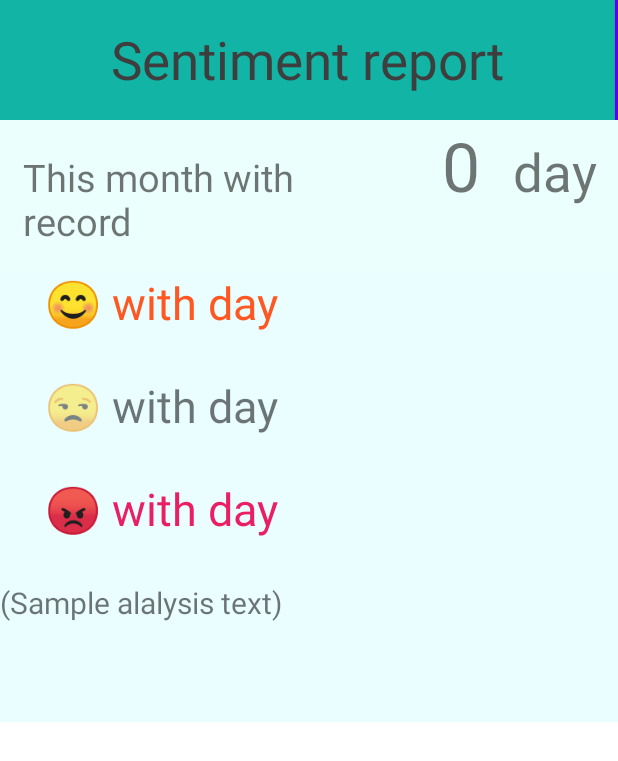
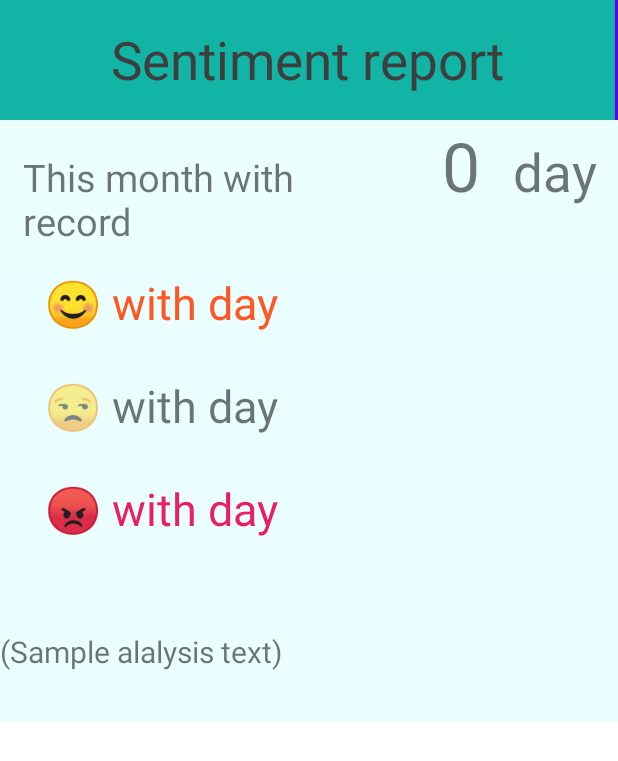
Before and after one commit to Noriiiko/Emotion-Management-App, an Android app: the layout activity_analyze_repo.xml on its own in the app's theme, with its tools: preview values and no code run, on a phone screen of 412 x 824 dp. Shown: the top 761 px of the screen. Run offline under Robolectric (Android 15) with nearby library versions, the phone set to English and light mode, and no system bars.

Commit message:
11.22 analyzerepo update

```diff
--- a/app/src/main/java/com/example/emomanager/AnalyzeRepo.java
+++ b/app/src/main/java/com/example/emomanager/AnalyzeRepo.java
@@ -10,5 +10,6 @@ public class AnalyzeRepo extends AppCompatActivity {
     protected void onCreate(Bundle savedInstanceState) {
         super.onCreate(savedInstanceState);
         setContentView(R.layout.activity_analyze_repo);
+
     }
 }
--- a/app/src/main/res/layout/activity_analyze_repo.xml
+++ b/app/src/main/res/layout/activity_analyze_repo.xml
@@ -31,7 +31,7 @@
             android:layout_weight="1"
             android:background="#FFFFFF"
             android:text="@string/repo_generation"
-            android:textColor="#000000" />
+            android:textColor="#757575" />
 
 
     </LinearLayout>
@@ -55,7 +55,7 @@
             android:textSize="25sp" />
 
         <TextView
-            android:id="@+id/textView"
+            android:id="@+id/record_amount"
             android:layout_width="0dp"
             android:layout_height="wrap_content"
             android:layout_weight="1"
@@ -64,7 +64,7 @@
             android:textSize="45sp" />
 
         <TextView
-            android:id="@+id/textView2"
+            android:id="@+id/record_day"
             android:layout_width="0dp"
             android:layout_height="wrap_content"
             android:layout_weight="1"
@@ -80,30 +80,32 @@
 
 
         <TextView
-            android:id="@+id/textView4"
+            android:id="@+id/happy_record"
             android:layout_width="match_parent"
             android:layout_height="3dp"
             android:layout_weight="20"
             android:paddingLeft="30dp"
+            android:paddingRight="15dp"
             android:text="😊 with day"
             android:textColor="#FF5722"
             android:textSize="30sp" />
 
         <TextView
-            android:id="@+id/textView6"
+            android:id="@+id/ok_record"
             android:layout_width="match_parent"
             android:layout_height="3dp"
             android:layout_weight="20"
             android:paddingLeft="30dp"
+            android:paddingRight="15dp"
             android:text="😒 with day"
             android:textSize="30sp" />
 
         <TextView
-            android:id="@+id/textView7"
             android:layout_width="match_parent"
             android:layout_height="3dp"
             android:layout_weight="20"
             android:paddingLeft="30dp"
+            android:paddingRight="15dp"
             android:text="😡 with day"
             android:textColor="#E91E63"
             android:textSize="30sp" />
@@ -113,6 +115,7 @@
             android:layout_width="match_parent"
             android:layout_height="wrap_content"
             android:layout_weight="20"
+            android:gravity="left|center_vertical"
             android:text="@string/sample_alalysis_text"
             android:textSize="20sp" />
 
@@ -140,20 +143,18 @@
         android:orientation="horizontal">
 
         <Button
-            android:id="@+id/button"
-            android:layout_width="wrap_content"
+            android:id="@+id/button2"
+            android:layout_width="match_parent"
             android:layout_height="match_parent"
             android:layout_weight="1"
-            android:text="@string/mood_calendar"
-            style="?android:attr/buttonBarButtonStyle" />
+            android:text="@string/mood_calendar" />
 
         <Button
-            android:id="@+id/button2"
-            android:layout_width="wrap_content"
+            android:id="@+id/button3"
+            android:layout_width="match_parent"
             android:layout_height="match_parent"
             android:layout_weight="1"
-            android:text="@string/mood_analysis"
-            style="?android:attr/buttonBarButtonStyle" />
+            android:text="@string/mood_analysis" />
     </LinearLayout>
 
 
```
Also changed, not shown: app/src/main/AndroidManifest.xml (+11 -3 lines), app/src/main/res/drawable/shape_rectangle.xml (added, +8 -0 lines), app/src/main/res/layout/activity_main.xml (+15 -10 lines).
